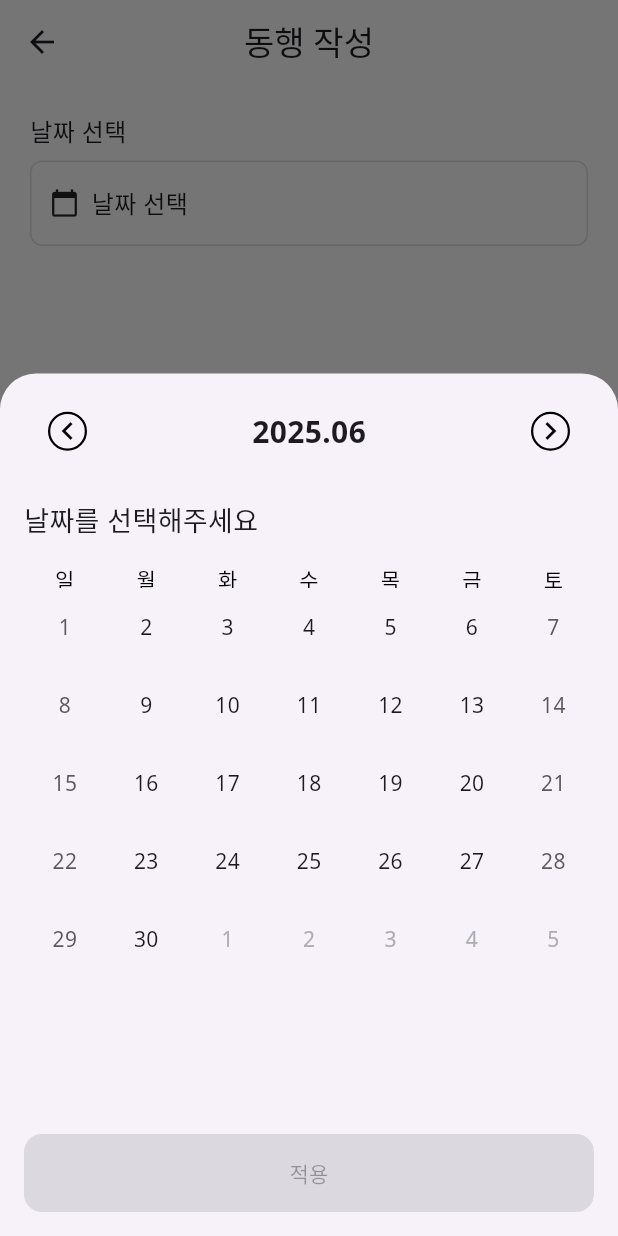
After one commit to ballkkaye/frontend, a Flutter app: the UserMatchWritePage screen opened directly, after a tap on "날짜 선택", on a phone screen of 412 x 824 dp. The commit adds this screen. Run offline on Flutter 3.47's test engine with Material 3 defaults, Android fonts, the phone set to English and light mode, and no system bars; drawn by our look-alikes of table_calendar; our stand-ins replace dio, dropdown_button2, flutter_dotenv, flutter_riverpod, flutter_svg, google_fonts and 1 more.

Commit message:
임시 화면

```diff
--- a/lib/ui/pages/holder/user_match/detail_page/user_match_detail_page.dart
+++ b/lib/ui/pages/holder/user_match/detail_page/user_match_detail_page.dart
@@ -1,5 +1,5 @@
 import 'package:ballkkaye_frontend/_core/style/m_text.dart';
-import 'package:ballkkaye_frontend/ui/pages/holder/user_match/list_page/user_match_list_page.dart';
+import 'package:ballkkaye_frontend/ui/pages/holder/user_match/write_page/user_match_write_page.dart';
 import 'package:flutter/material.dart';
 
 import 'widgets/user_match_detail_action_sheet.dart';
@@ -18,7 +18,7 @@ class UserMatchDetailPage extends StatelessWidget {
         child: FloatingActionButton(onPressed: () {
           Navigator.push(
             context,
-            MaterialPageRoute(builder: (_) => UserMatchListPage()),
+            MaterialPageRoute(builder: (_) => UserMatchWritePage()),
           );
         }),
       ),
--- a/lib/ui/pages/holder/user_match/write_page/user_match_write_page.dart
+++ b/lib/ui/pages/holder/user_match/write_page/user_match_write_page.dart
@@ -0,0 +1,32 @@
+import 'package:flutter/material.dart';
+
+import 'widgets/user_match_write_body.dart';
+
+class UserMatchWritePage extends StatefulWidget {
+  const UserMatchWritePage({super.key});
+
+  @override
+  State<UserMatchWritePage> createState() => _UserMatchWritePageState();
+}
+
+class _UserMatchWritePageState extends State<UserMatchWritePage> {
+  @override
+  Widget build(BuildContext context) {
+    return Scaffold(
+      appBar: AppBar(
+        title: const Text('동행 작성'),
+        centerTitle: true,
+      ),
+      body: UserMatchWriteBody(),
+      floatingActionButton: Padding(
+        padding: const EdgeInsets.only(bottom: 50),
+        child: FloatingActionButton(onPressed: () {
+          Navigator.push(
+            context,
+            MaterialPageRoute(builder: (_) => UserMatchWritePage()),
+          );
+        }),
+      ),
+    );
+  }
+}
--- /dev/null
+++ b/lib/ui/pages/holder/user_match/write_page/widgets/user_match_write_body.dart
@@ -0,0 +1,116 @@
+import 'package:flutter/material.dart';
+import 'package:intl/intl.dart';
+
+import 'user_match_write_calendar_bottom_sheet.dart';
+import 'user_match_write_select_button.dart';
+
+class UserMatchWriteBody extends StatefulWidget {
+  const UserMatchWriteBody({super.key});
+
+  @override
+  State<UserMatchWriteBody> createState() => _UserMatchWriteBodyState();
+}
+
+class _UserMatchWriteBodyState extends State<UserMatchWriteBody> {
+  DateTime? selectedDate;
+  String? selectedMatch;
+
+  final List<String> matches = [
+    '롯데 자이언츠 vs 두산 베어스',
+    '롯데 자이언츠 vs LG 트윈스',
+    '롯데 자이언츠 vs 한화 이글스',
+    '롯데 자이언츠 vs 삼성 라이온즈',
+    '롯데 자이언츠 vs NC 다이노스',
+  ];
+
+  @override
+  Widget build(BuildContext context) {
+    print('🔁 UserMatchWriteBody build 실행됨');
+    print('📅 selectedDate 상태: $selectedDate');
+
+    return Padding(
+      padding: const EdgeInsets.all(20),
+      child: Column(
+        crossAxisAlignment: CrossAxisAlignment.start,
+        children: [
+          const Text('날짜 선택', style: TextStyle(fontSize: 16)),
+          const SizedBox(height: 8),
+          GestureDetector(
+            onTap: () async {
+              final picked = await showModalBottomSheet<DateTime>(
+                context: context,
+                isScrollControlled: true,
+                shape: const RoundedRectangleBorder(
+                  borderRadius: BorderRadius.vertical(top: Radius.circular(24)),
+                ),
+                builder: (context) => CalendarBottomSheet(
+                  onDateSelected: (date) {
+                    Navigator.pop(context, date);
+                  },
+                ),
+              );
+
+              if (picked != null) {
+                setState(() {
+                  selectedDate = picked;
+                  selectedMatch = null; // 날짜 바뀌면 경기 초기화
+                });
+                print('✅ 선택된 날짜: $picked');
+              } else {
+                print('❗ 날짜 선택 안 하고 닫힘');
+              }
+            },
+            child: Container(
+              padding: const EdgeInsets.symmetric(horizontal: 12, vertical: 16),
+              decoration: BoxDecoration(
+                border: Border.all(color: Colors.grey.shade300),
+                borderRadius: BorderRadius.circular(8),
+              ),
+              child: Row(
+                children: [
+                  const Icon(Icons.calendar_today, size: 20),
+                  const SizedBox(width: 8),
+                  Text(
+                    selectedDate != null ? DateFormat('yyyy.MM.dd').format(selectedDate!) : '날짜 선택',
+                    style: const TextStyle(fontSize: 16),
+                  ),
+                ],
+              ),
+            ),
+          ),
+          if (selectedDate != null) ...[
+            const SizedBox(height: 24),
+            const Text('경기 선택', style: TextStyle(fontSize: 16)),
+            const SizedBox(height: 8),
+            SelectButton(
+              hintText: '경기',
+              options: matches,
+              onChanged: (value) {
+                setState(() {
+                  selectedMatch = value;
+                  print('⚾ selectedMatch 변경됨: $selectedMatch');
+                });
+              },
+            ),
+          ],
+          const Spacer(),
+          SizedBox(
+            width: double.infinity,
+            child: ElevatedButton(
+              onPressed: (selectedMatch != null)
+                  ? () {
+                      print('✅ 다음으로 이동: 날짜 $selectedDate, 경기 $selectedMatch');
+                    }
+                  : null,
+              style: ElevatedButton.styleFrom(
+                backgroundColor: Colors.teal,
+                foregroundColor: Colors.white,
+              ),
+              child: const Text('다음'),
+            ),
+          ),
+        ],
+      ),
+    );
+  }
+}
--- /dev/null
+++ b/lib/ui/pages/holder/user_match/write_page/widgets/user_match_write_calendar_bottom_sheet.dart
@@ -0,0 +1,175 @@
+import 'package:flutter/material.dart';
+import 'package:intl/intl.dart';
+import 'package:table_calendar/table_calendar.dart';
+
+class CalendarBottomSheet extends StatefulWidget {
+  final void Function(DateTime) onDateSelected;
+
+  const CalendarBottomSheet({required this.onDateSelected});
+
+  @override
+  _CalendarBottomSheetState createState() => _CalendarBottomSheetState();
+}
+
+class _CalendarBottomSheetState extends State<CalendarBottomSheet> {
+  DateTime focusedDay = DateTime.now();
+  DateTime? selectedDay;
+
+  @override
+  Widget build(BuildContext context) {
+    return Padding(
+      padding: EdgeInsets.only(
+        left: 16,
+        right: 16,
+        top: 24,
+        bottom: MediaQuery.of(context).viewInsets.bottom + 16,
+      ),
+      child: Column(
+        mainAxisSize: MainAxisSize.min,
+        children: [
+          Row(
+            children: [
+              SizedBox(width: 16),
+              IconButton(
+                icon: Icon(
+                  Icons.chevron_left,
+                  size: 24, // 아이콘 크기 작게
+                  color: Colors.black,
+                ),
+                style: IconButton.styleFrom(
+                  padding: EdgeInsets.all(1),
+                  // 아이콘과 원 사이 간격 좁게
+                  minimumSize: Size(24, 24),
+                  // 전체 버튼 크기 (지름 줄이기)
+                  shape: CircleBorder(),
+                  side: BorderSide(color: Colors.black, width: 1.5),
+                  backgroundColor: Colors.transparent,
+                  tapTargetSize: MaterialTapTargetSize.shrinkWrap, // 클릭 영역도 줄이기
+                ),
+                onPressed: () {
+                  setState(() {
+                    focusedDay = DateTime(focusedDay.year, focusedDay.month - 1);
+                  });
+                },
+              ),
+              Spacer(),
+              Text(
+                DateFormat('yyyy.MM').format(focusedDay),
+                style: TextStyle(fontSize: 20, fontWeight: FontWeight.bold),
+              ),
+              Spacer(),
+              // 오른쪽 화살표
+              IconButton(
+                icon: Icon(
+                  Icons.chevron_right,
+                  size: 24, // 아이콘 크기 작게
+                  color: Colors.black,
+                ),
+                style: IconButton.styleFrom(
+                  padding: EdgeInsets.all(1),
+                  // 아이콘과 원 사이 간격 좁게
+                  minimumSize: Size(24, 24),
+                  // 전체 버튼 크기 (지름 줄이기)
+                  shape: CircleBorder(),
+                  side: BorderSide(color: Colors.black, width: 1.5),
+                  backgroundColor: Colors.transparent,
+                  tapTargetSize: MaterialTapTargetSize.shrinkWrap, // 클릭 영역도 줄이기
+                ),
+                onPressed: () {
+                  setState(() {
+                    focusedDay = DateTime(focusedDay.year, focusedDay.month + 1);
+                  });
+                },
+              ),
+              SizedBox(width: 16),
+            ],
+          ),
+
+          SizedBox(height: 32),
+          Row(
+            children: [
+              Text(
+                "날짜를 선택해주세요",
+                style: TextStyle(fontSize: 18, fontWeight: FontWeight.w500),
+              ),
+            ],
+          ),
+          SizedBox(height: 16),
+
+          SizedBox(
+            height: 360,
+            child: TableCalendar(
+              locale: 'ko_KR',
+              firstDay: DateTime(2020),
+              lastDay: DateTime(2030),
+              focusedDay: focusedDay,
+              selectedDayPredicate: (day) => selectedDay != null && isSameDay(selectedDay, day),
+              onDaySelected: (selected, focused) {
+                setState(() {
+                  selectedDay = selected;
+                  focusedDay = focused;
+                });
+              },
+              headerVisible: false,
+              startingDayOfWeek: StartingDayOfWeek.sunday,
+              calendarStyle: CalendarStyle(
+                isTodayHighlighted: false,
+
+                // 선택된 날짜
+                selectedDecoration: BoxDecoration(
+                  color: Color(0xFF17C3B2),
+                  borderRadius: BorderRadius.circular(6),
+                ),
+                selectedTextStyle: TextStyle(color: Colors.white),
+
+                // 오늘 날짜 스타일 제거
+                todayDecoration: BoxDecoration(
+                  color: Colors.transparent,
+                ),
+
+                // 기본/주말/비활성 날짜 모두 명시
+                defaultDecoration: BoxDecoration(
+                  color: Colors.transparent,
+                ),
+                weekendDecoration: BoxDecoration(
+                  color: Colors.transparent,
+                ),
+                outsideDecoration: BoxDecoration(
+                  color: Colors.transparent,
+                ),
+                disabledDecoration: BoxDecoration(
+                  color: Colors.transparent,
+                ),
+              ),
+              daysOfWeekStyle: DaysOfWeekStyle(
+                weekdayStyle: TextStyle(color: Colors.black),
+                weekendStyle: TextStyle(color: Colors.black),
+              ),
+            ),
+          ),
+
+          SizedBox(height: 20),
+
+          // 적용 버튼
+          SizedBox(
+            width: double.infinity,
+            child: ElevatedButton(
+              onPressed: selectedDay != null
+                  ? () {
+                      Navigator.pop(context, selectedDay);
+                    }
+                  : null,
+              style: ElevatedButton.styleFrom(
+                backgroundColor: Color(0xFF17C3B2),
+                foregroundColor: Colors.white,
+                shape: RoundedRectangleBorder(borderRadius: BorderRadius.circular(12)),
+                padding: EdgeInsets.symmetric(vertical: 16),
+              ),
+              child: Text("적용"),
+            ),
+          ),
+        ],
+      ),
+    );
+  }
+}
```
Also changed, not shown: lib/ui/pages/holder/user_match/update_page/user_match_update_page.dart (+10 -0 lines), lib/ui/pages/holder/user_match/write_page/widgets/user_match_write_outlined_Input_field.dart (added, +67 -0 lines), lib/ui/pages/holder/user_match/write_page/widgets/user_match_write_select_button.dart (added, +93 -0 lines).
